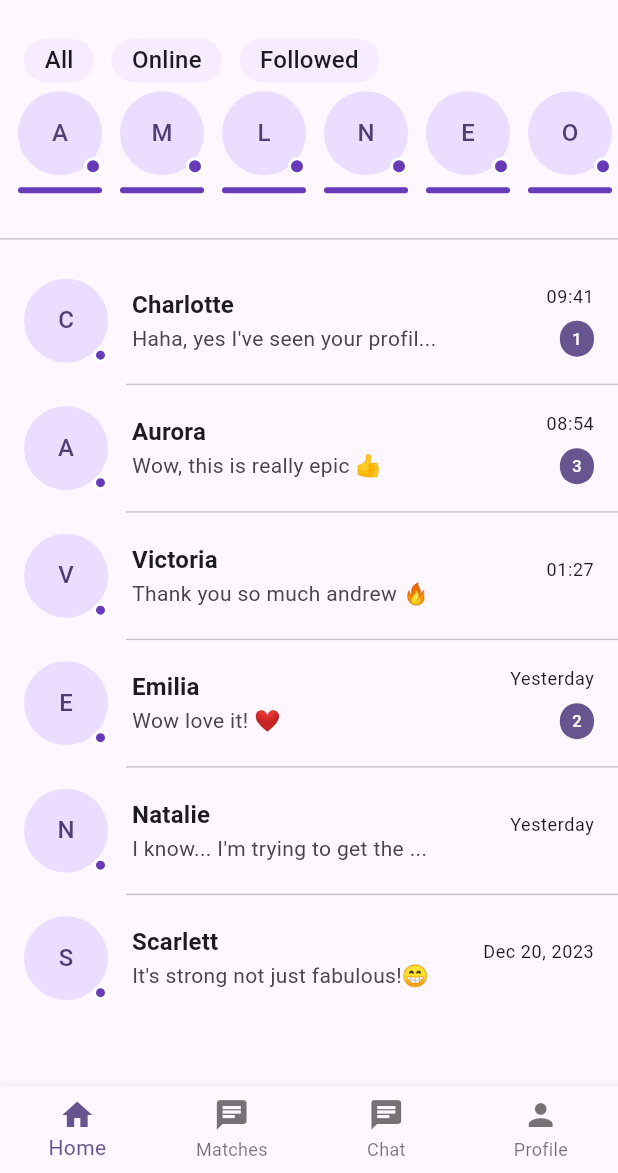
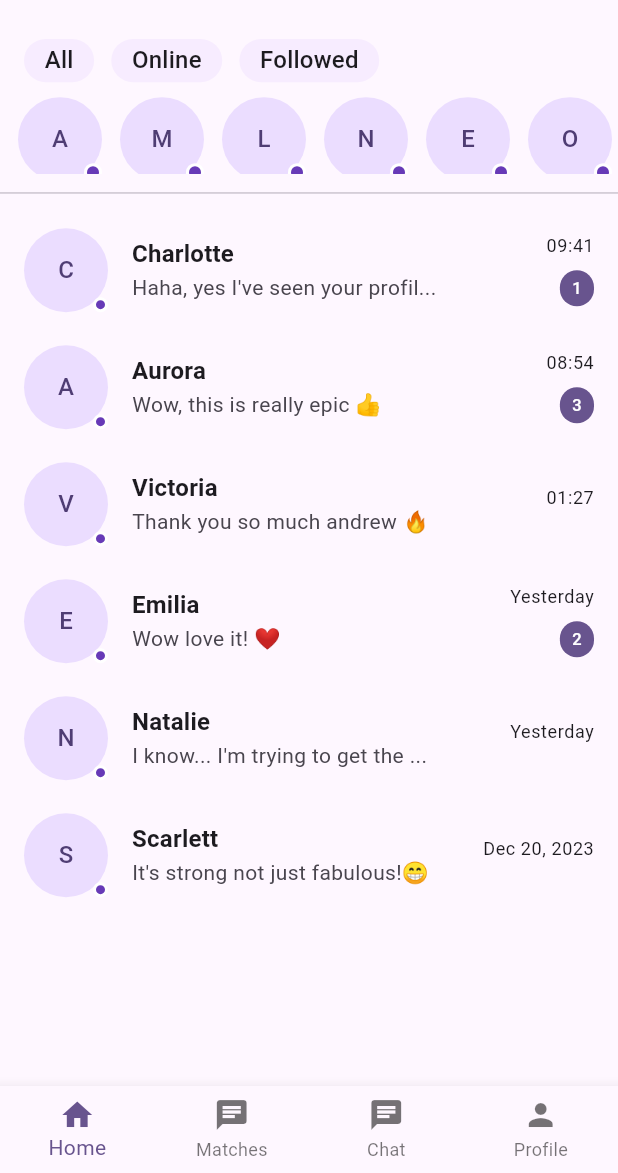
Before and after one commit to nishant678/bondlyze, a Flutter app: the screen it shows after launch, on a phone screen of 412 x 824 dp, the part 63-1236 px from its top. Run offline on Flutter 3.47's test engine with Material 3 defaults, Android fonts, the light colour scheme and no system bars; our stand-ins replace flutter_screenutil, get_it.

Commit message:
new changes in home user list

```diff
--- a/lib/view/home_screen.dart
+++ b/lib/view/home_screen.dart
@@ -80,7 +80,7 @@ class _HomeScreenState extends State<HomeScreen> {
         crossAxisAlignment: CrossAxisAlignment.start,
         children: [
           Padding(
-            padding: const EdgeInsets.fromLTRB(16, 12, 16, 6),
+            padding: const EdgeInsets.fromLTRB(16, 12, 16, 10),
             child: Row(
               children: [
                 Container(
@@ -140,7 +140,7 @@ class _HomeScreenState extends State<HomeScreen> {
             ),
           ),
           SizedBox(
-            height: 86,
+            height: 43.h,
             child: ListView.separated(
               padding: const EdgeInsets.symmetric(horizontal: 12),
               scrollDirection: Axis.horizontal,
@@ -159,7 +159,7 @@ class _HomeScreenState extends State<HomeScreen> {
           Expanded(
             child: ListView.separated(
               itemCount: _chats.length,
-              separatorBuilder: (_, __) => const Divider(height: 1, indent: 84),
+              separatorBuilder: (_, __) => SizedBox(),
               itemBuilder: (context, index) {
                 final chat = _chats[index];
                 return ChatTile(
--- a/lib/view/widget/active_avatar.dart
+++ b/lib/view/widget/active_avatar.dart
@@ -7,7 +7,7 @@ class ActiveAvatar extends StatelessWidget {
 
   @override
   Widget build(BuildContext context) {
-    final initials = name.isNotEmpty ? name[0].toUpperCase() : '?';
+    final initials = name.isNotEmpty ? name[0].toUpperCase() : '';
     return Column(
       children: [
         Stack(
@@ -31,15 +31,6 @@ class ActiveAvatar extends StatelessWidget {
             ),
           ],
         ),
-        const SizedBox(height: 8),
-        Container(
-          width: 56,
-          height: 4,
-          decoration: BoxDecoration(
-            color: Colors.deepPurple,
-            borderRadius: BorderRadius.circular(2),
-          ),
-        ),
       ],
     );
   }
--- a/lib/view/widget/chat_tile.dart
+++ b/lib/view/widget/chat_tile.dart
@@ -12,7 +12,7 @@ class ChatTile extends StatelessWidget {
   Widget build(BuildContext context) {
     final theme = Theme.of(context);
     return ListTile(
-      contentPadding: const EdgeInsets.symmetric(horizontal: 16, vertical: 6),
+      contentPadding: const EdgeInsets.symmetric(horizontal: 16, vertical: 3),
       leading: Stack(
         children: [
           CircleAvatar(
```
